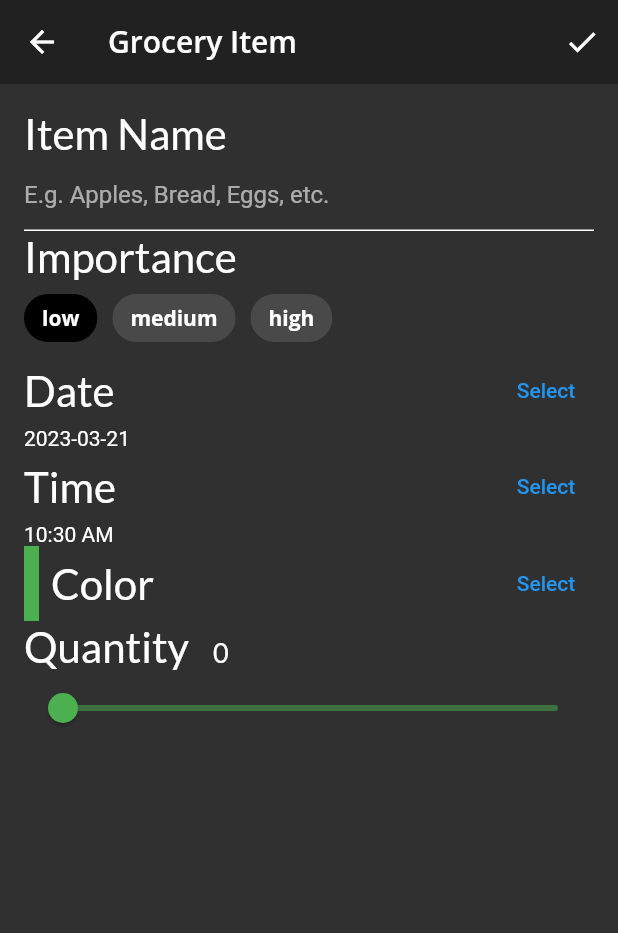
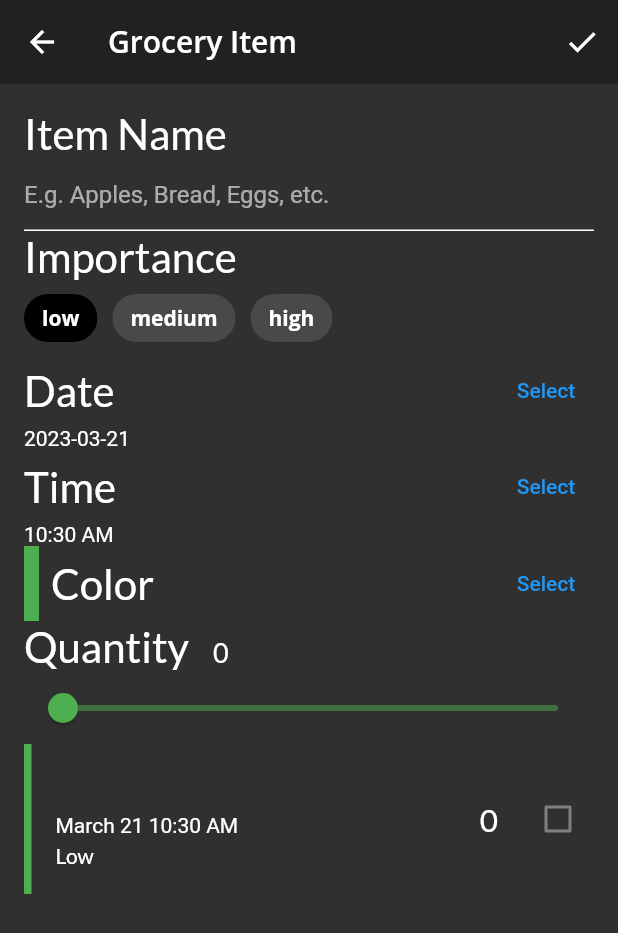
Before and after one commit to 9OSU1G02/Fooderlich, a Flutter app: the screen it shows after launch, item 3 of the bottom bar chosen, after a tap on the "add" icon, on a phone screen of 412 x 824 dp. Shown: the top 933 px of the screen. Run offline on Flutter 3.47's test engine with Material 2 defaults, Android fonts, the phone set to English and light mode, and no system bars; our stand-ins replace flutter_colorpicker, google_fonts.

Commit message:
Done grocery screen

```diff
--- /dev/null
+++ b/lib/components/grocery_tile.dart
@@ -0,0 +1,99 @@
+import 'package:flutter/material.dart';
+import 'package:fooderlich/models/grocery_item.dart';
+import 'package:google_fonts/google_fonts.dart';
+import 'package:intl/intl.dart';
+
+class GroceryTile extends StatelessWidget {
+  GroceryTile({super.key, required this.item, this.onComplete})
+      : textDecoration =
+            item.isComplete ? TextDecoration.lineThrough : TextDecoration.none;
+
+  final GroceryItem item;
+  final Function(bool?)? onComplete;
+  final TextDecoration textDecoration;
+  @override
+  Widget build(BuildContext context) {
+    // TOTO Change this widget
+    return SizedBox(
+      height: 100,
+      child: Row(
+        mainAxisAlignment: MainAxisAlignment.spaceBetween,
+        children: [
+          Row(
+            children: [
+              Container(
+                width: 5,
+                color: item.color,
+              ),
+              const SizedBox(width: 16),
+              Column(
+                mainAxisAlignment: MainAxisAlignment.center,
+                crossAxisAlignment: CrossAxisAlignment.start,
+                children: [
+                  Text(
+                    item.name,
+                    style: GoogleFonts.lato(
+                        fontSize: 21,
+                        decoration: textDecoration,
+                        fontWeight: FontWeight.bold),
+                  ),
+                  const SizedBox(height: 4),
+                  buildDate(),
+                  const SizedBox(height: 4),
+                  buildImportant(),
+                ],
+              ),
+            ],
+          ),
+          Row(
+            children: [
+              Text(
+                item.quantity.toString(),
+                style: GoogleFonts.lato(
+                  fontSize: 21,
+                  decoration: textDecoration,
+                ),
+              ),
+              const SizedBox(width: 16),
+              buildCheckbox(),
+            ],
+          ),
+        ],
+      ),
+    );
+  }
+
+  Widget buildImportant() {
+    if (item.importance == Importance.low) {
+      return Text(
+        'Low',
+        style: GoogleFonts.lato(decoration: textDecoration),
+      );
+    } else if (item.importance == Importance.medium) {
+      return Text(
+        'Medium',
+        style: GoogleFonts.lato(
+            fontWeight: FontWeight.w800, decoration: textDecoration),
+      );
+    } else {
+      return Text(
+        'High',
+        style: GoogleFonts.lato(
+            fontWeight: FontWeight.w900, decoration: textDecoration),
+      );
+    }
+  }
+
+  Widget buildDate() {
+    final dateFormatter = DateFormat('MMMM dd h:mm a');
+    final date = dateFormatter.format(item.date);
+    return Text(
+      date,
+      style: TextStyle(decoration: textDecoration),
+    );
+  }
+
+  Widget buildCheckbox() {
+    return Checkbox(value: item.isComplete, onChanged: onComplete);
+  }
+}
--- a/lib/home.dart
+++ b/lib/home.dart
@@ -30,8 +30,10 @@ class _HomeState extends State<Home> {
           ),
         ),
         // 2
-        // TODO: Replace body
-        body: pages[tabManager.selectedTab],
+        body: IndexedStack(
+          index: tabManager.selectedTab,
+          children: pages,
+        ),
         bottomNavigationBar: BottomNavigationBar(
           selectedItemColor:
               Theme.of(context).textSelectionTheme.selectionColor,
--- a/lib/models/grocery_item.dart
+++ b/lib/models/grocery_item.dart
@@ -1,6 +1,6 @@
 // ignore_for_file: public_member_api_docs, sort_constructors_first
 import 'package:flutter/painting.dart';
-
+import 'package:fooderlich/components/grocery_tile.dart';
 enum Importance {
   low,
   medium,
@@ -22,7 +22,7 @@ class GroceryItem {
     required this.color,
     required this.quantity,
     required this.date,
-    required this.isComplete,
+    this.isComplete = false,
   });
 
   GroceryItem copyWith({
--- a/lib/screens/grocery_item_screen.dart
+++ b/lib/screens/grocery_item_screen.dart
@@ -1,4 +1,5 @@
 import 'package:flutter/material.dart';
+import 'package:fooderlich/components/grocery_tile.dart';
 import 'package:google_fonts/google_fonts.dart';
 import 'package:flutter_colorpicker/flutter_colorpicker.dart';
 import 'package:intl/intl.dart';
@@ -35,7 +36,28 @@ class _GroceryItemScreenState extends State<GroceryItemScreen> {
       appBar: AppBar(
         actions: [
           IconButton(
-            onPressed: () {},
+            onPressed: () {
+              final groceryItem = GroceryItem(
+                id: widget.originalItem?.id ?? const Uuid().v1(),
+                name: _nameController.text,
+                importance: _importance,
+                color: _currentColor,
+                quantity: _currentSliderValue,
+                date: DateTime(
+                  _dueDate.year,
+                  _dueDate.month,
+                  _dueDate.day,
+                  _timeOfDay.hour,
+                  _timeOfDay.minute,
+                ),
+              );
+
+              if (widget.isUpdating) {
+                widget.onUpdate(groceryItem);
+              } else {
+                widget.onCreate(groceryItem);
+              }
+            },
             icon: const Icon(Icons.check),
           ),
         ],
@@ -52,12 +74,27 @@ class _GroceryItemScreenState extends State<GroceryItemScreen> {
         child: ListView(
           children: [
             buildNameField(),
-            // TODO: Add Importance selection
-            // TODO: Add date picker
-            // TODO: Add time picker
-            // TODO: Add color picker
-            // TODO: Add slider
-            // TODO: Add Grocery Tile
+            buildImportantField(),
+            buildDateField(context),
+            buildTimeField(context),
+            buildColorPicker(context),
+            buildQuantityField(),
+            GroceryTile(
+              item: GroceryItem(
+                id: 'previewMode',
+                name: _name,
+                importance: _importance,
+                color: _currentColor,
+                quantity: _currentSliderValue,
+                date: DateTime(
+                  _dueDate.year,
+                  _dueDate.month,
+                  _dueDate.day,
+                  _timeOfDay.hour,
+                  _timeOfDay.minute,
+                ),
+              ),
+            ),
           ],
         ),
       ),
@@ -118,11 +155,6 @@ class _GroceryItemScreenState extends State<GroceryItemScreen> {
             ),
           ),
         ),
-        buildImportantField(),
-        buildDateField(context),
-        buildTimeField(context),
-        buildColorPicker(context),
-        buildQuantityField(),
       ],
     );
   }
--- a/lib/screens/grocery_screen.dart
+++ b/lib/screens/grocery_screen.dart
@@ -2,6 +2,7 @@ import 'package:flutter/material.dart';
 import 'package:fooderlich/models/models.dart';
 import 'package:fooderlich/screens/empty_grocery_screen.dart';
 import 'package:fooderlich/screens/grocery_item_screen.dart';
+import 'package:fooderlich/screens/grocery_list_screen.dart';
 import 'package:provider/provider.dart';
 
 class GroceryScreen extends StatelessWidget {
@@ -34,8 +35,7 @@ class GroceryScreen extends StatelessWidget {
   Widget buildGroceryScreen() {
     return Consumer<GroceryManager>(builder: (context, manager, child) {
       if (manager.groceryItems.isNotEmpty) {
-        // TODO Add GroceryList screen
-        return Container();
+        return GroceryListScreen(manager: manager);
       } else {
         return const EmptyGroceryScreen();
       }
```
Also changed, not shown: lib/screens/grocery_list_screen.dart (added, +76 -0 lines).
